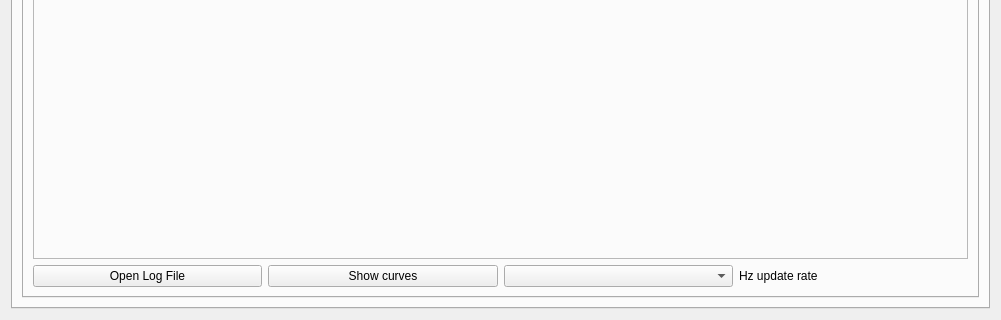
Before: the Qt Designer form src/ui/qgcautoquad.ui in mpaperno/qgroundcontrol_aq, drawn with Qt 5; both pictures show x 0 to 1001 and y 625 to 945 of the 1001 by 945 pixel window.
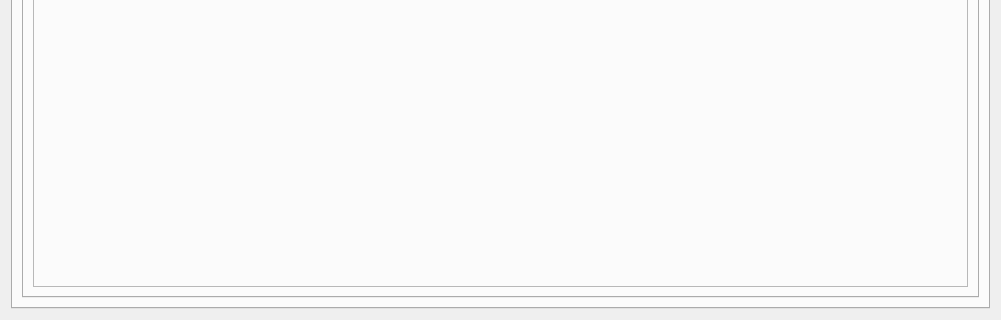
After: the same form once the commit is applied. The open tabs and pages were chosen to show the change.

```diff
--- a/src/ui/qgcautoquad.ui
+++ b/src/ui/qgcautoquad.ui
@@ -5627,53 +5627,6 @@
                </property>
               </widget>
              </item>
-             <item>
-              <layout class="QHBoxLayout" name="horizontalLayout_16">
-               <item>
-                <widget class="QPushButton" name="pushButton_Open_Log_file_3">
-                 <property name="sizePolicy">
-                  <sizepolicy hsizetype="Minimum" vsizetype="Minimum">
-                   <horstretch>0</horstretch>
-                   <verstretch>0</verstretch>
-                  </sizepolicy>
-                 </property>
-                 <property name="text">
-                  <string>Open Log File</string>
-                 </property>
-                </widget>
-               </item>
-               <item>
-                <widget class="QPushButton" name="pushButtonshow_cahnnels_3">
-                 <property name="sizePolicy">
-                  <sizepolicy hsizetype="Minimum" vsizetype="Minimum">
-                   <horstretch>0</horstretch>
-                   <verstretch>0</verstretch>
-                  </sizepolicy>
-                 </property>
-                 <property name="text">
-                  <string>Show curves</string>
-                 </property>
-                </widget>
-               </item>
-               <item>
-                <widget class="QComboBox" name="comboBox_frequenz">
-                 <property name="sizePolicy">
-                  <sizepolicy hsizetype="Minimum" vsizetype="Minimum">
-                   <horstretch>0</horstretch>
-                   <verstretch>0</verstretch>
-                  </sizepolicy>
-                 </property>
-                </widget>
-               </item>
-               <item>
-                <widget class="QLabel" name="label_133">
-                 <property name="text">
-                  <string>Hz update rate</string>
-                 </property>
-                </widget>
-               </item>
-              </layout>
-             </item>
             </layout>
            </item>
           </layout>
```
